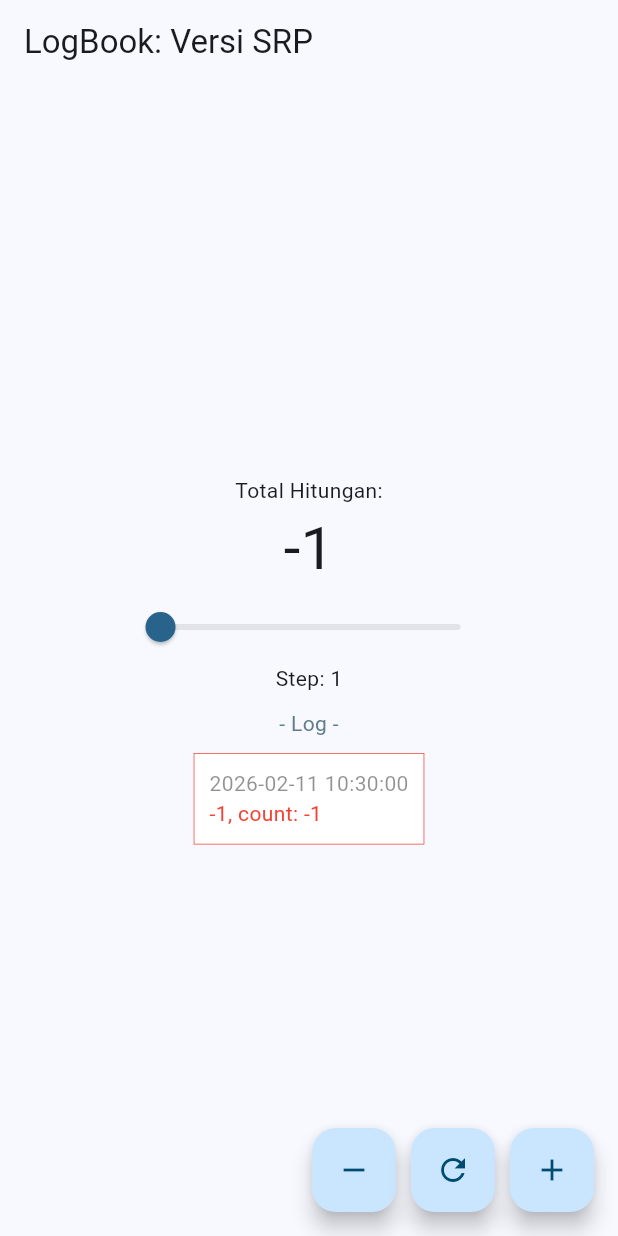
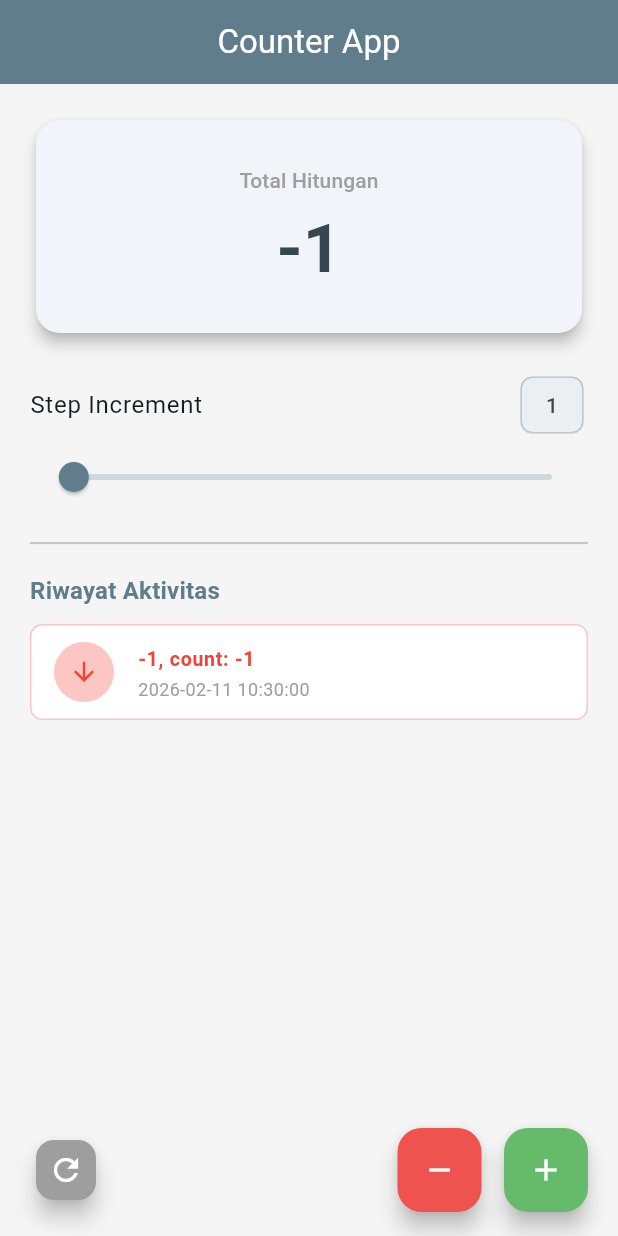
Before and after one commit to MaulIshak/logbook-app, a Flutter app: the screen it shows after launch, after a tap on the "remove" icon, on a phone screen of 412 x 824 dp. Run offline on Flutter 3.47's test engine with Material 3 defaults, Android fonts, the phone set to English and light mode, and no system bars.

Commit message:
Mempercantik tampilan

```diff
--- a/lib/counter_controller.dart
+++ b/lib/counter_controller.dart
@@ -7,21 +7,34 @@ class CounterController {
   final List<String> histories = [];
 
   void increment() {
+    if(step == 0) return;
     _counter += step;
     histories.add('${_formatDate(DateTime.now().toIso8601String())}|+$step, count: $_counter');
+    removeTrash();
   }
 
   void decrement() {
+    if(step == 0) return;
     _counter -= step;
     histories.add('${_formatDate(DateTime.now().toIso8601String())}|-$step, count: $_counter');
+    removeTrash();
   }
 
-  void reset() {
-    _counter = 0;
-    histories.add('${_formatDate  (DateTime.now().toIso8601String())}|reset');
+  void reset(){
+    if (_counter != 0) {
+      _counter = 0;
+      histories.add('${_formatDate  (DateTime.now().toIso8601String())}|reset');
+      removeTrash();
+    }
   }
 
   String _formatDate(String dateTime){
     return dateTime.split(".").first;
   }
+
+  void removeTrash(){
+    if (histories.length > 5){
+      histories.removeAt(0);
+    }
+  }
 }
--- a/lib/counter_view.dart
+++ b/lib/counter_view.dart
@@ -1,102 +1,245 @@
 import 'package:flutter/material.dart';
-import 'counter_controller.dart';
-
+import 'counter_controller.dart'; // Pastikan path import ini sesuai struktur folder Anda
 
 class CounterView extends StatefulWidget {
   const CounterView({super.key});
+
   @override
   State<CounterView> createState() => _CounterViewState();
 }
 
-
 class _CounterViewState extends State<CounterView> {
+  // Instansiasi controller
   final CounterController _controller = CounterController();
-
 
   @override
   Widget build(BuildContext context) {
+    // Menggunakan Theme data agar konsisten
+    final textTheme = Theme.of(context).textTheme;
+
     return Scaffold(
-      appBar: AppBar(title: const Text("LogBook: Versi SRP")),
-      body: Center(
+      backgroundColor: Colors.grey[100], // Background abu-abu muda
+      appBar: AppBar(
+        title: const Text("Counter App"),
+        centerTitle: true,
+        elevation: 0,
+        backgroundColor: Colors.blueGrey,
+        foregroundColor: Colors.white,
+      ),
+      body: SingleChildScrollView(
+        padding: const EdgeInsets.all(20.0),
         child: Column(
-          mainAxisAlignment: MainAxisAlignment.center,
+          crossAxisAlignment: CrossAxisAlignment.stretch,
           children: [
-            const Text("Total Hitungan:"),
-            Text('${_controller.value}', style: const TextStyle(fontSize: 40)),
-            SizedBox(
-              width: 250,
-              child: Slider(
+            // BAGIAN 1: DISPLAY UTAMA
+            _buildCounterDisplay(textTheme),
+
+            const SizedBox(height: 20),
+
+            // BAGIAN 2: KONTROL SLIDER
+            _buildSliderSection(textTheme),
+
+            const Divider(height: 40, thickness: 1.5),
+
+            // BAGIAN 3: RIWAYAT / LOG
+            Text(
+              "Riwayat Aktivitas",
+              style: textTheme.titleMedium?.copyWith(
+                color: Colors.blueGrey,
+                fontWeight: FontWeight.bold
+              ),
+            ),
+            const SizedBox(height: 10),
+
+            // Render histories items
+            if (_controller.histories.isEmpty)
+              const Center(child: Text("Belum ada data log.", style: TextStyle(color: Colors.grey)))
+            else
+              ..._controller.histories.reversed.take(5).map((item) => _CounterHistoriesTile(historiesData: item)),
+          ],
+        ),
+      ),
+      floatingActionButtonLocation: FloatingActionButtonLocation.centerFloat,
+      floatingActionButton: Padding(
+        padding: const EdgeInsets.symmetric(horizontal: 20),
+        child: Row(
+          mainAxisAlignment: MainAxisAlignment.spaceBetween,
+          children: [
+            // Tombol Reset (Kiri)
+            FloatingActionButton.small(
+              heroTag: "btn_reset",
+              backgroundColor: Colors.grey,
+              onPressed: _confirmReset,
+              child: const Icon(Icons.refresh, color: Colors.white),
+            ),
+            // Grouping tombol aksi utama (Kanan)
+            Row(
+              children: [
+                FloatingActionButton(
+                  heroTag: "btn_dec",
+                  backgroundColor: Colors.red[400],
+                  onPressed: () => setState(() => _controller.decrement()),
+                  child: const Icon(Icons.remove, color: Colors.white),
+                ),
+                const SizedBox(width: 15),
+                FloatingActionButton(
+                  heroTag: "btn_inc",
+                  backgroundColor: Colors.green[400],
+                  onPressed: () => setState(() => _controller.increment()),
+                  child: const Icon(Icons.add, color: Colors.white),
+                ),
+              ],
+            )
+          ],
+        ),
+      ),
+    );
+  }
+
+  // Widget Display Utama
+  Widget _buildCounterDisplay(TextTheme textTheme) {
+    return Card(
+      elevation: 4,
+      shape: RoundedRectangleBorder(borderRadius: BorderRadius.circular(16)),
+      child: Padding(
+        padding: const EdgeInsets.symmetric(vertical: 30, horizontal: 20),
+        child: Column(
+          children: [
+            Text("Total Hitungan", style: textTheme.labelLarge?.copyWith(color: Colors.grey)),
+            const SizedBox(height: 10),
+            Text(
+              '${_controller.value}',
+              style: textTheme.displayMedium?.copyWith(
+                fontWeight: FontWeight.bold,
+                color: Colors.blueGrey[800],
+              ),
+            ),
+          ],
+        ),
+      ),
+    );
+  }
+
+  // Widget Slider Section
+  Widget _buildSliderSection(TextTheme textTheme) {
+    return Column(
+      children: [
+        Row(
+          mainAxisAlignment: MainAxisAlignment.spaceBetween,
+          children: [
+            Text("Step Increment", style: textTheme.bodyLarge),
+            Chip(
+              label: Text("${_controller.step}"),
+              backgroundColor: Colors.blueGrey[50],
+            )
+          ],
+        ),
+        Slider(
+          activeColor: Colors.blueGrey,
+          inactiveColor: Colors.blueGrey[100],
           value: _controller.step.toDouble(),
           min: 0.0,
           max: 100.0,
-                label: _controller.step.round().toString(),
+          divisions: 100,
+          label: _controller.step.toString(),
           onChanged: (double newValue) {
             setState(() {
               _controller.step = newValue.round();
             });
           },
         ),
+      ],
+    );
+  }
+
+  // Logic Konfirmasi Reset
+  Future<void> _confirmReset() async {
+    if (_controller.value == 0) return; // Prevent reset jika sudah 0
+
+    final bool? shouldReset = await showDialog<bool>(
+      context: context,
+      barrierDismissible: false,
+      builder: (BuildContext context) {
+        return AlertDialog(
+          title: const Text("Konfirmasi Reset"),
+          content: const Text(
+            "Apakah Anda yakin ingin menghapus semua histories dan mengembalikan hitungan ke 0? Tindakan ini tidak dapat dibatalkan.",
           ),
-            Text("Step: ${_controller.step}"),
-            Padding(
-              padding: EdgeInsetsGeometry.only(top:10),
-              child: Text("- Log -", style: TextStyle(color:Colors.blueGrey), textAlign: TextAlign.left,),
-
+          actions: <Widget>[
+            TextButton(
+              onPressed: () => Navigator.of(context).pop(false),
+              child: const Text("Batal"),
             ),
-            for (String history in _controller.histories.reversed.take(5))
-              _counterHistory(history)
-          ]
-        ),
-      ),
-      floatingActionButton: Row(
-        mainAxisAlignment: MainAxisAlignment.end,
-        spacing: 10,
-        children: [
-          FloatingActionButton(
-            onPressed: () => setState(() => _controller.decrement()),
-            child: const Icon(Icons.remove),
-          ),
-          FloatingActionButton(
-            onPressed: () => setState(() => _controller.reset()),
-            child: const Icon(Icons.refresh),
-          ),
-          FloatingActionButton(
-            onPressed: () => setState(() => _controller.increment()),
-            child: const Icon(Icons.add),
+            TextButton(
+              style: TextButton.styleFrom(foregroundColor: Colors.red),
+              onPressed: () => Navigator.of(context).pop(true),
+              child: const Text("Ya, Reset"),
             ),
           ],
+        );
+      },
+    );
+
+    if (shouldReset == true) {
+      setState(() {
+        _controller.reset();
+      });
+
+      if (mounted) {
+        ScaffoldMessenger.of(context).showSnackBar(
+          const SnackBar(
+            content: Text("Data berhasil di-reset"),
+            duration: Duration(seconds: 1),
           ),
         );
       }
-    // Helper for history
-  Widget _counterHistory(String history){
-    Color textColor = Colors.blueGrey;
-    String historyDate = history.split('|').first.replaceFirst('T', ' ');
-    String historyText = history.split('|').last;
-
-    if (historyText.startsWith("+")){
-      textColor = Colors.lightGreen;
-    }else if (historyText.startsWith("-")){
-      textColor = Colors.red;
+    }
+  }
 }
 
-    return Container(
-      margin: EdgeInsetsGeometry.only(top: 10),
-      padding: EdgeInsets.all(10),
-      decoration: BoxDecoration(
+// Widget Histories Tile
+class _CounterHistoriesTile extends StatelessWidget {
+  final String historiesData;
+
+  const _CounterHistoriesTile({required this.historiesData});
+
+  @override
+  Widget build(BuildContext context) {
+    final parts = historiesData.split('|');
+    final rawDate = parts.isNotEmpty ? parts.first : "Unknown";
+    final action = parts.length > 1 ? parts.last : "?";
+
+    final isIncrement = action.startsWith("+");
+    final isDecrement = action.startsWith("-");
+
+    final Color statusColor = isIncrement ? Colors.green : (isDecrement ? Colors.red : Colors.grey);
+    final IconData statusIcon = isIncrement ? Icons.arrow_upward : (isDecrement ? Icons.arrow_downward : Icons.info_outline);
+    final String displayDate = rawDate.replaceFirst('T', ' ').split('.').first;
+
+    return Card(
+      margin: const EdgeInsets.only(bottom: 8),
+      elevation: 0,
       color: Colors.white,
-        border: BoxBorder.all(width: .5, color: textColor)
+      shape: RoundedRectangleBorder(
+        // Menggunakan withValues (New Flutter API) sesuai request Anda
+        side: BorderSide(color: statusColor.withValues(alpha: 0.3)),
+        borderRadius: BorderRadius.circular(8),
       ),
-      child: Column(
-      mainAxisAlignment: MainAxisAlignment.start,
-      crossAxisAlignment: CrossAxisAlignment.start,
-      children: [
-          Text(
-            historyDate,
-            style: TextStyle(color: const Color.fromARGB(140, 55, 55, 55))),
-          Text(historyText, style: TextStyle(color: textColor),)
-        ]
-      )
+      child: ListTile(
+        leading: CircleAvatar(
+          backgroundColor: statusColor.withValues(alpha: 0.3),
+          child: Icon(statusIcon, color: statusColor, size: 20),
+        ),
+        title: Text(
+          action,
+          style: TextStyle(fontWeight: FontWeight.bold, color: statusColor),
+        ),
+        subtitle: Text(
+          displayDate,
+          style: const TextStyle(fontSize: 12, color: Colors.grey),
+        ),
+        dense: true,
+      ),
     );
   }
 }
```
Lines whose indentation alone changed are shown as unchanged.
